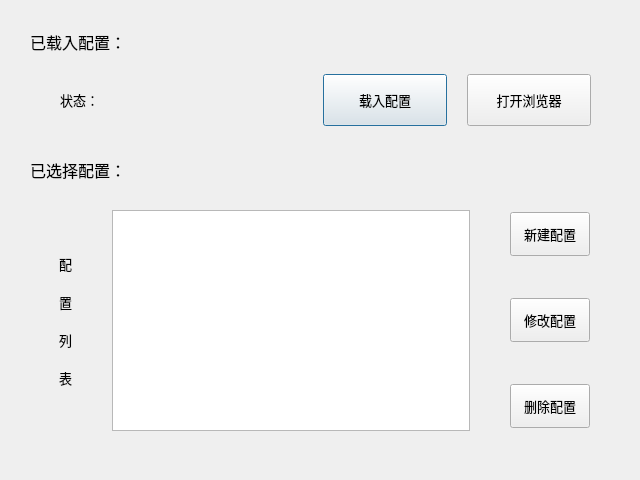
Old version of the form windowUi/mainWindow/mainWindow.ui in the repository ShenWei-HopeNoBug/srcViewerGUI.
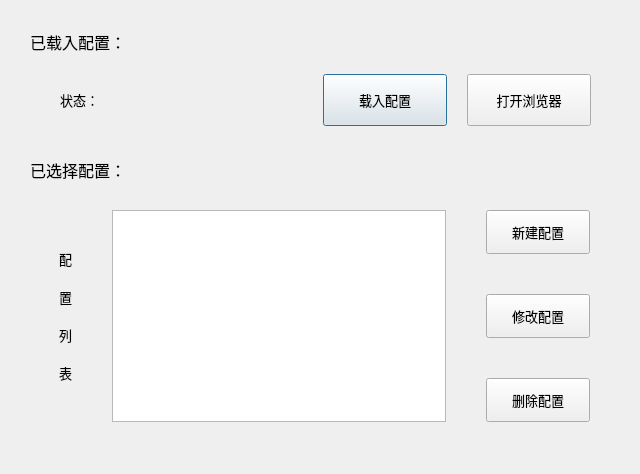
New version of the form.

What changed in the file:
```diff
--- a/windowUi/mainWindow/mainWindow.ui
+++ b/windowUi/mainWindow/mainWindow.ui
@@ -7,7 +7,7 @@
     <x>0</x>
     <y>0</y>
     <width>640</width>
-    <height>480</height>
+    <height>474</height>
    </rect>
   </property>
   <property name="windowTitle">
@@ -141,7 +141,7 @@
      <x>59</x>
      <y>210</y>
      <width>531</width>
-     <height>221</height>
+     <height>212</height>
     </rect>
    </property>
    <layout class="QHBoxLayout" name="horizontalLayout_2">
@@ -168,7 +168,14 @@
      </widget>
     </item>
     <item>
-     <widget class="QListWidget" name="listWidget"/>
+     <widget class="QListWidget" name="listWidget">
+      <property name="minimumSize">
+       <size>
+        <width>0</width>
+        <height>210</height>
+       </size>
+      </property>
+     </widget>
     </item>
     <item>
      <layout class="QVBoxLayout" name="verticalLayout">
@@ -176,7 +183,7 @@
        <widget class="QPushButton" name="btnNewSeting">
         <property name="minimumSize">
          <size>
-          <width>0</width>
+          <width>104</width>
           <height>44</height>
          </size>
         </property>
@@ -195,7 +202,7 @@
        <widget class="QPushButton" name="btnModifySeting">
         <property name="minimumSize">
          <size>
-          <width>0</width>
+          <width>104</width>
           <height>44</height>
          </size>
         </property>
@@ -214,7 +221,7 @@
        <widget class="QPushButton" name="btnDeleteSeting">
         <property name="minimumSize">
          <size>
-          <width>0</width>
+          <width>104</width>
           <height>44</height>
          </size>
         </property>
```
